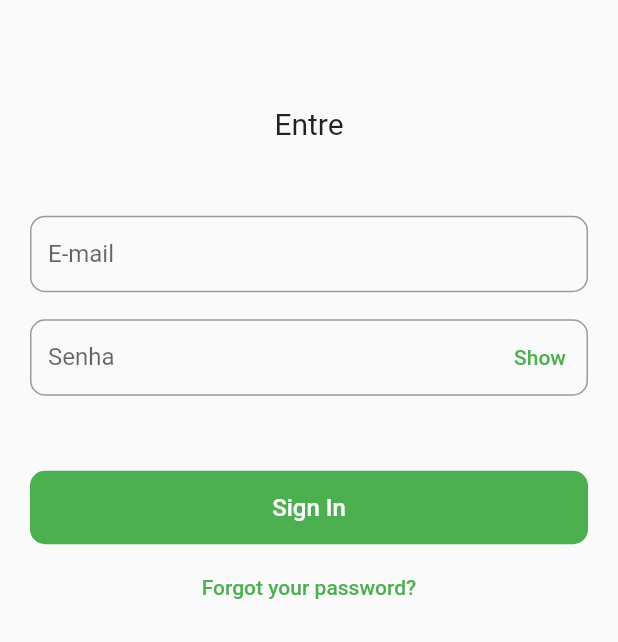
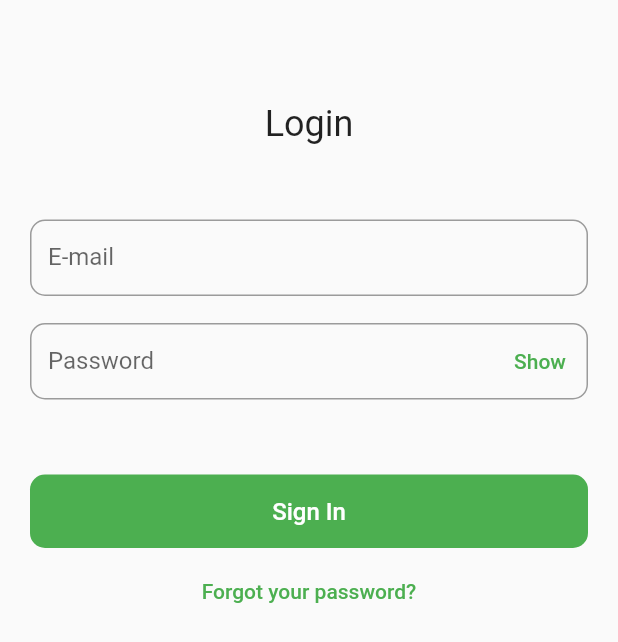
Before and after one commit to alvarobcprado/geo_ref_app, a Flutter app: the screen it shows after launch, on a phone screen of 412 x 824 dp. Shown: the part 253-895 px from the top of the screen. Run offline on Flutter 3.47's test engine with Material 2 defaults, Android fonts, the light colour scheme and no system bars; our stand-ins replace geolocator; missing offline and left inert: geojson, geopoint, syncfusion_flutter_maps; project files that could hold a hidden picture were left out.

Commit message:
att login page

```diff
--- a/lib/pages/login/login_page.dart
+++ b/lib/pages/login/login_page.dart
@@ -36,9 +36,9 @@ class _LoginPageState extends State<LoginPage> {
                 mainAxisAlignment: MainAxisAlignment.center,
                 children: [
                   const Text(
-                    'Entre',
+                    'Login',
                     style: TextStyle(
-                      fontSize: 20,
+                      fontSize: 24,
                     ),
                   ),
                   const SizedBox(height: 50),
@@ -58,7 +58,7 @@ class _LoginPageState extends State<LoginPage> {
                     obscureText: _showPswd,
                     decoration: InputDecoration(
                       isDense: true,
-                      labelText: 'Senha',
+                      labelText: 'Password',
                       border: OutlineInputBorder(
                         borderRadius: BorderRadius.circular(10),
                       ),
```
